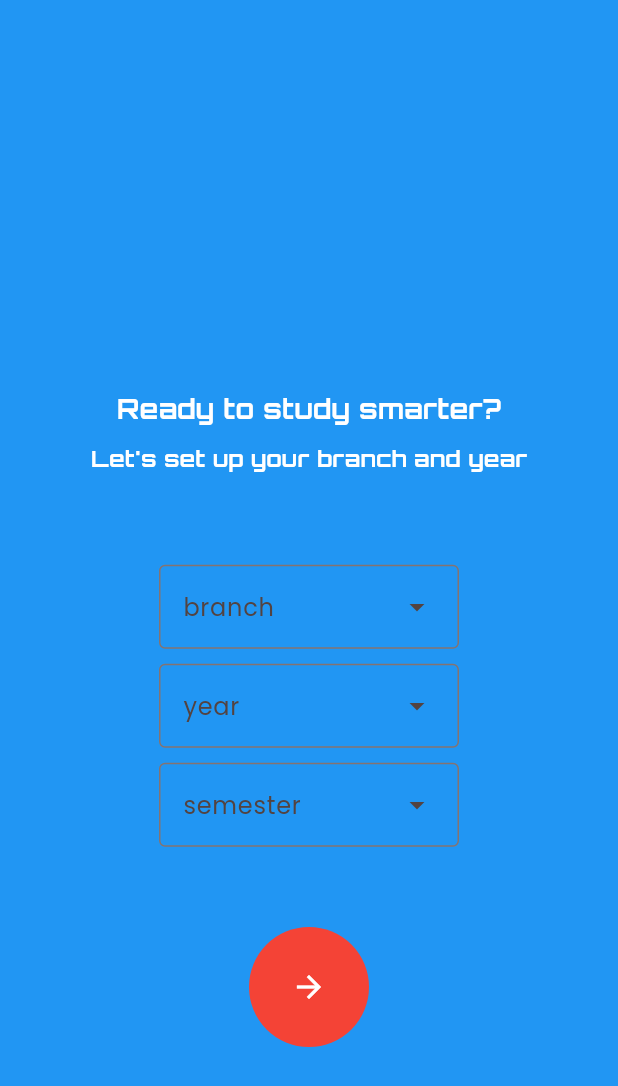
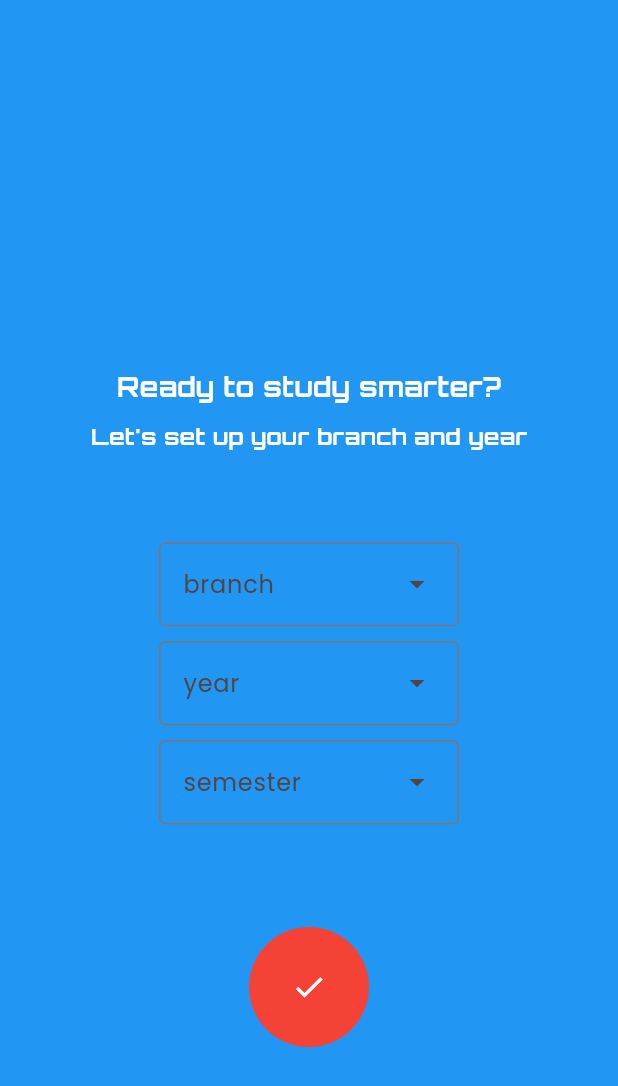
Before and after one commit to saiusesgithub/VJIT-Study-Vault, a Flutter app: the screen it shows after launch, swiped to page 4, on a phone screen of 412 x 824 dp. Shown: the top 1086 px of the screen. Run offline on Flutter 3.47's test engine with Material 3 defaults, Android fonts, the phone set to English and light mode, and no system bars; drawn by our look-alikes of concentric_transition; our stand-ins replace shared_preferences.

Commit message:
Refactor onboarding flow and add homepage structure with shared preferences integration

```diff
--- a/lib/main.dart
+++ b/lib/main.dart
@@ -1,22 +1,55 @@
 import 'package:flutter/material.dart';
+import 'package:vjitstudyvault/pages/homepage.dart';
 import 'package:vjitstudyvault/pages/onboarding_page.dart';
+import 'package:shared_preferences/shared_preferences.dart';
 
-void main() {
+void main() async {
+  WidgetsFlutterBinding.ensureInitialized();
   runApp(const MyApp());
 }
 
-class MyApp extends StatelessWidget {
+class MyApp extends StatefulWidget {
   const MyApp({super.key});
+  @override
+  State<MyApp> createState() => _MyAppState();
+}
+
+class _MyAppState extends State<MyApp> {
+  SharedPreferences? prefs;
+  bool _isLoaded = false;
+
+  @override
+  void initState() {
+    super.initState();
+    _initSharedPreferences();
+  }
+
+  Future<void> _initSharedPreferences() async {
+    prefs = await SharedPreferences.getInstance();
+    setState(() {
+      _isLoaded = true;
+    });
+  }
 
   @override
   Widget build(BuildContext context) {
+    if (!_isLoaded) {
+      return Center(child: CircularProgressIndicator());
+    }
+    final bool? onboardingComplete = prefs?.getBool('onboardingComplete');
     return MaterialApp(
       title: 'VJIT Study Vault',
       theme: ThemeData(
         colorScheme: ColorScheme.fromSeed(seedColor: Colors.red),
         fontFamily: 'Poppins',
       ),
-      home: const OnboardingPage(),
+      routes: {
+        'onboarding': (context) => const OnboardingPage(),
+        'home': (context) => const Homepage(),
+      },
+      home: onboardingComplete == true
+          ? const Homepage()
+          : const OnboardingPage(),
     );
   }
 }
--- a/lib/pages/onboarding_page.dart
+++ b/lib/pages/onboarding_page.dart
@@ -1,5 +1,6 @@
 import 'package:concentric_transition/concentric_transition.dart';
 import 'package:flutter/material.dart';
+import 'package:shared_preferences/shared_preferences.dart';
 
 class OnboardingPage extends StatefulWidget {
   const OnboardingPage({super.key});
@@ -9,19 +10,55 @@ class OnboardingPage extends StatefulWidget {
 }
 
 class _OnboardingPageState extends State<OnboardingPage> {
+  int _currentPage = 0;
+  SharedPreferences? prefs;
+  bool _prefsLoaded = false;
+
+  @override
+  void initState() {
+    super.initState();
+    _initSharedPreferences();
+  }
+
+  Future<void> _initSharedPreferences() async {
+    prefs = await SharedPreferences.getInstance();
+    setState(() {
+      _prefsLoaded = true;
+    });
+  }
+
   @override
   Widget build(BuildContext context) {
-    int currentPageIndex = 0;
+    if (!_prefsLoaded) {
+      return const Scaffold(body: Center(child: CircularProgressIndicator()));
+    }
     List<Widget> pages = [pageZero(), pageOne(), pageTwo(), pageThree()];
     return Scaffold(
       body: ConcentricPageView(
-        nextButtonBuilder: (context) =>
-            Icon(Icons.arrow_forward, color: Colors.white),
+        nextButtonBuilder: (context) {
+          if (_currentPage == 3) {
+            return GestureDetector(
+              onTap: () async {
+                await prefs!.setBool('onboardingComplete', true);
+                if (mounted) {
+                  Navigator.pushReplacementNamed(context, 'home');
+                }
+              },
+              child: Icon(Icons.check, color: Colors.white),
+            );
+          }
+          return Icon(Icons.arrow_forward, color: Colors.white);
+        },
         colors: const <Color>[Colors.red, Colors.blue, Colors.red, Colors.blue],
         itemCount: 4,
         physics: const NeverScrollableScrollPhysics(),
         itemBuilder: (int currentPageIndex) {
           return Center(child: pages[currentPageIndex]);
+        },
+        onChange: (int page) {
+          setState(() {
+            _currentPage = page;
+          });
         },
       ),
     );
@@ -212,6 +249,7 @@ class _OnboardingPageState extends State<OnboardingPage> {
               DropdownMenuEntry(value: '2sem', label: '2nd Semester'),
             ],
           ),
+          SizedBox(height: 30),
         ],
       ),
     );
--- a/pubspec.yaml
+++ b/pubspec.yaml
@@ -30,7 +30,6 @@ environment:
 dependencies:
   flutter:
     sdk: flutter
-  introduction_screen: ^4.0.0
   shared_preferences: ^2.5.3
   concentric_transition: ^1.0.3
 
```
Also changed, not shown: lib/pages/homepage.dart (added, +15 -0 lines), pubspec.lock.
